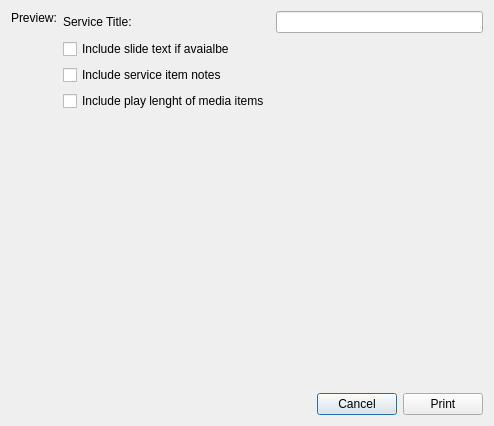
Old version of the form resources/forms/printServiceOrder.ui in the repository zonArt/openlp.
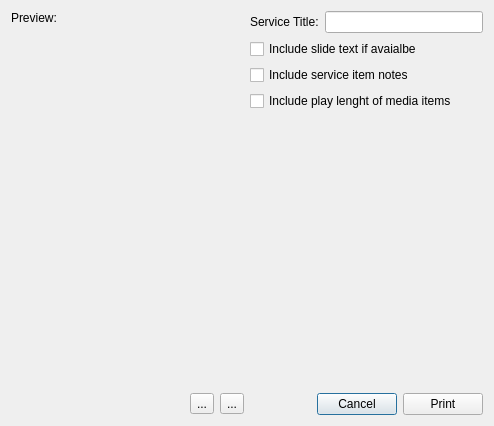
New version of the form. Icons and pictures are not drawn.

```diff
--- a/resources/forms/printServiceOrder.ui
+++ b/resources/forms/printServiceOrder.ui
@@ -15,8 +15,8 @@
   </property>
   <layout class="QHBoxLayout" name="horizontalLayout_2">
    <item>
-    <layout class="QHBoxLayout" name="dialogLayout">
-     <item>
+    <layout class="QGridLayout" name="dialogLayout">
+     <item row="0" column="0">
       <layout class="QVBoxLayout" name="perviewLayout">
        <item>
         <widget class="QLabel" name="previewLabel">
@@ -33,8 +33,11 @@
        </item>
        <item>
         <widget class="QWidget" name="previewWidget" native="true">
+         <property name="enabled">
+          <bool>true</bool>
+         </property>
          <property name="sizePolicy">
-          <sizepolicy hsizetype="Preferred" vsizetype="Expanding">
+          <sizepolicy hsizetype="Expanding" vsizetype="Expanding">
            <horstretch>0</horstretch>
            <verstretch>0</verstretch>
           </sizepolicy>
@@ -43,27 +46,33 @@
        </item>
       </layout>
      </item>
-     <item>
+     <item row="0" column="3">
       <layout class="QVBoxLayout" name="settingsLayout">
        <item>
-        <layout class="QHBoxLayout" name="serviceTitleLayout">
-         <item>
+        <layout class="QGridLayout" name="serviceTitleLayout">
+         <item row="1" column="1">
+          <widget class="QLineEdit" name="serviceTitleLineEdit">
+           <property name="sizePolicy">
+            <sizepolicy hsizetype="Expanding" vsizetype="Preferred">
+             <horstretch>0</horstretch>
+             <verstretch>0</verstretch>
+            </sizepolicy>
+           </property>
+          </widget>
+         </item>
+         <item row="1" column="0">
           <widget class="QLabel" name="serviceTitleLabel">
+           <property name="sizePolicy">
+            <sizepolicy hsizetype="Preferred" vsizetype="Preferred">
+             <horstretch>0</horstretch>
+             <verstretch>0</verstretch>
+            </sizepolicy>
+           </property>
            <property name="text">
             <string>Service Title:</string>
            </property>
           </widget>
          </item>
-         <item>
-          <widget class="QLineEdit" name="serviceTitleLineEdit">
-           <property name="sizePolicy">
-            <sizepolicy hsizetype="Preferred" vsizetype="Fixed">
-             <horstretch>0</horstretch>
-             <verstretch>0</verstretch>
-            </sizepolicy>
-           </property>
-          </widget>
-         </item>
         </layout>
        </item>
        <item>
@@ -100,7 +109,9 @@
          </property>
         </spacer>
        </item>
-       <item>
+      </layout>
+     </item>
+     <item row="1" column="3">
         <layout class="QHBoxLayout" name="buttonLayout">
          <item>
           <spacer name="horizontalSpacer">
@@ -131,6 +142,43 @@
          </item>
         </layout>
        </item>
+     <item row="1" column="0">
+      <layout class="QHBoxLayout" name="zoomButtonLayout">
+       <item>
+        <spacer name="spacer">
+         <property name="orientation">
+          <enum>Qt::Horizontal</enum>
+         </property>
+         <property name="sizeHint" stdset="0">
+          <size>
+           <width>40</width>
+           <height>20</height>
+          </size>
+         </property>
+        </spacer>
+       </item>
+       <item>
+        <widget class="QToolButton" name="zoomOutButton">
+         <property name="text">
+          <string>...</string>
+         </property>
+         <property name="icon">
+          <iconset>
+           <normaloff>../../../../../zoom-out.png</normaloff>../../../../../zoom-out.png</iconset>
+         </property>
+        </widget>
+       </item>
+       <item>
+        <widget class="QToolButton" name="zoomInButton">
+         <property name="text">
+          <string>...</string>
+         </property>
+         <property name="icon">
+          <iconset>
+           <normaloff>../../../../../zoom-in.png</normaloff>../../../../../zoom-in.png</iconset>
+         </property>
+        </widget>
+       </item>
       </layout>
      </item>
     </layout>
```
Left out of the diff: 13 changed lines with no effect on the pictures. Lines whose indentation alone changed are shown as unchanged.
